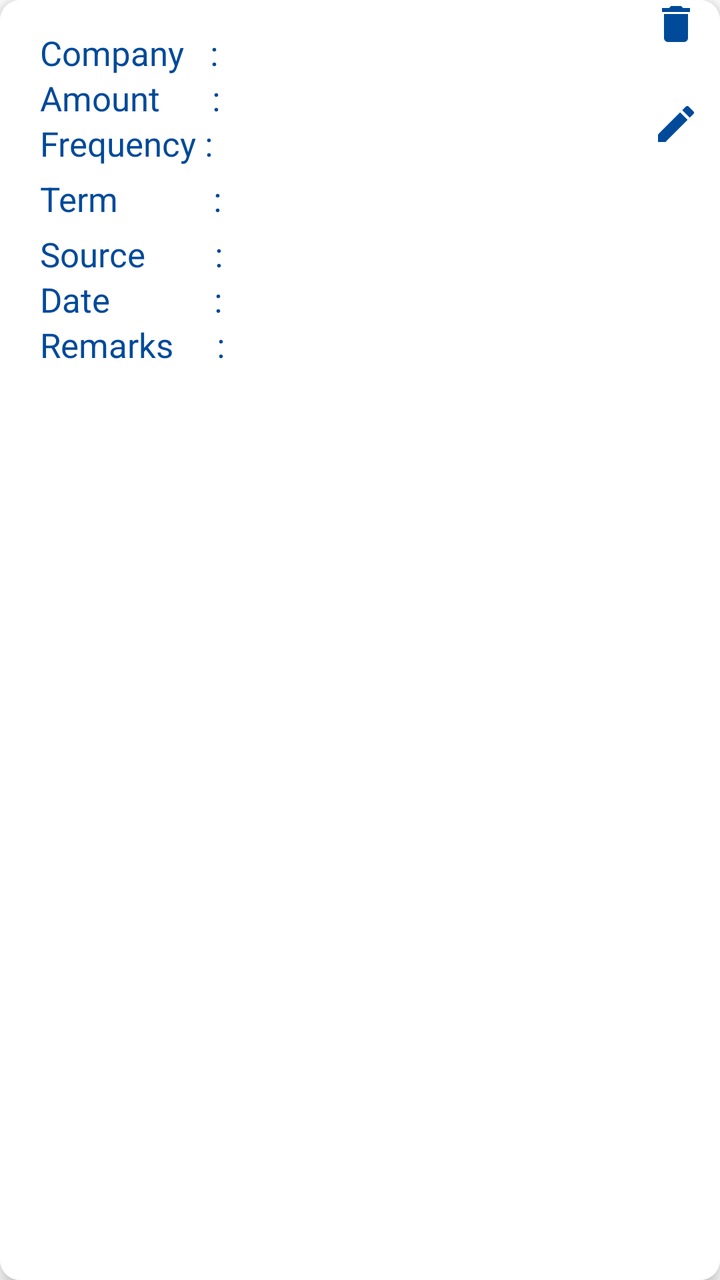
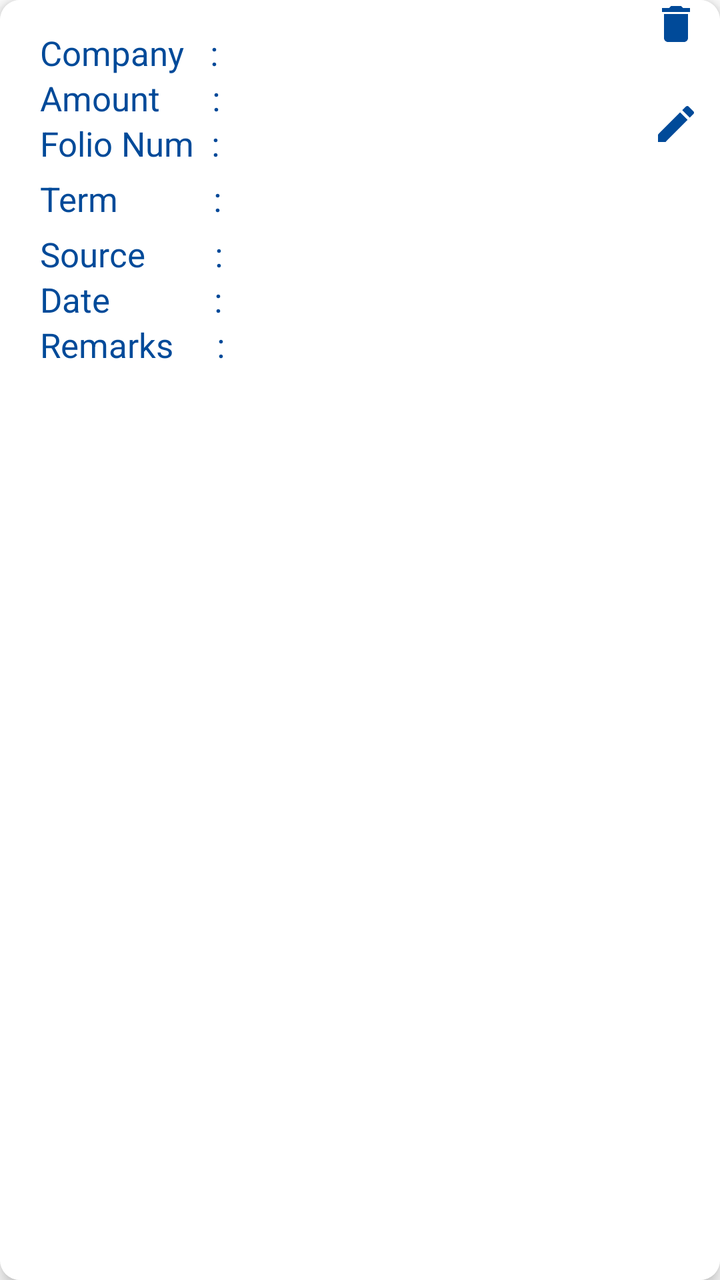

The first picture is an Android layout as it rendered before a commit; the second is the same layout after the commit. The layout source and the unified diff follow.
<!-- AndroidManifest.xml: application theme AppTheme -->
<!-- res/layout/view_investment_details_view.xml -->
<?xml version="1.0" encoding="utf-8"?>
<androidx.cardview.widget.CardView xmlns:android="http://schemas.android.com/apk/res/android"
    xmlns:app="http://schemas.android.com/apk/res-auto"
    xmlns:tools="http://schemas.android.com/tools"
    android:id="@+id/cardView1"
    android:layout_width="match_parent"
    android:layout_height="wrap_content"
    android:layout_margin="10dp"
    app:cardCornerRadius="10dp"
    app:cardElevation="5dp">

    <androidx.constraintlayout.widget.ConstraintLayout
        android:layout_width="match_parent"
        android:layout_height="match_parent"
        android:background="@color/white">

        <LinearLayout
            android:layout_width="match_parent"
            android:layout_height="match_parent"
            android:layout_marginStart="10dp"
            android:layout_marginTop="10dp"
            android:layout_marginEnd="40dp"
            android:layout_marginBottom="10dp"
            android:baselineAligned="false"
            android:orientation="vertical"
            app:layout_constraintBottom_toBottomOf="parent"
            app:layout_constraintEnd_toStartOf="@+id/constraintLayout"
            app:layout_constraintStart_toStartOf="parent"
            app:layout_constraintTop_toTopOf="parent">

            <LinearLayout
                android:layout_width="wrap_content"
                android:layout_height="wrap_content"
                android:layout_gravity="center_vertical"
                android:orientation="horizontal">

                <TextView
                    android:layout_width="wrap_content"
                    android:layout_height="wrap_content"
                    android:layout_marginStart="10dp"
                    android:layout_marginTop="5dp"
                    android:text="Company   :"
                    android:textColor="@color/background"
                    android:textSize="17sp"
                    tools:ignore="HardcodedText" />

                <TextView
                    android:id="@+id/invDetCompany"
                    android:layout_width="wrap_content"
                    android:layout_height="wrap_content"
                    android:layout_marginStart="10dp"
                    android:layout_marginTop="5dp"
                    android:textColor="@color/background"
                    android:textSize="17sp"
                    android:textStyle="italic|bold" />
            </LinearLayout>

            <LinearLayout
                android:layout_width="wrap_content"
                android:layout_height="wrap_content"
                android:layout_gravity="center_vertical"
                android:orientation="horizontal">

                <TextView
                    android:layout_width="wrap_content"
                    android:layout_height="wrap_content"
                    android:layout_marginStart="10dp"
                    android:text="Amount      :"
                    android:textColor="@color/background"
                    android:textSize="17sp"
                    tools:ignore="HardcodedText" />

                <TextView
                    android:id="@+id/invDetAmount"
                    android:layout_width="wrap_content"
                    android:layout_height="wrap_content"
                    android:layout_marginStart="10dp"
                    android:textColor="@color/background"
                    android:textSize="17sp"
                    android:textStyle="italic|bold" />
            </LinearLayout>

            <LinearLayout
                android:layout_width="wrap_content"
                android:layout_height="wrap_content"
                android:layout_gravity="center_vertical"
                android:orientation="horizontal">

                <TextView
                    android:layout_width="wrap_content"
                    android:layout_height="wrap_content"
                    android:layout_marginStart="10dp"
                    android:layout_marginBottom="5dp"
                    android:text="Frequency :"
                    android:textColor="@color/background"
                    android:textSize="17sp"
                    tools:ignore="HardcodedText" />

                <TextView
                    android:id="@+id/invDetFrequency"
                    android:layout_width="wrap_content"
                    android:layout_height="wrap_content"
                    android:layout_marginStart="10dp"
                    android:layout_marginBottom="5dp"
                    android:textColor="@color/background"
                    android:textSize="17sp"
                    android:textStyle="italic|bold" />

            </LinearLayout>

            <LinearLayout
                android:layout_width="wrap_content"
                android:layout_height="wrap_content"
                android:layout_gravity="center_vertical"
                android:orientation="horizontal">

                <TextView
                    android:layout_width="wrap_content"
                    android:layout_height="wrap_content"
                    android:layout_marginStart="10dp"
                    android:layout_marginBottom="5dp"
                    android:text="Term           :"
                    android:textColor="@color/background"
                    android:textSize="17sp"
                    tools:ignore="HardcodedText" />

                <TextView
                    android:id="@+id/invDetTerm"
                    android:layout_width="wrap_content"
                    android:layout_height="wrap_content"
                    android:layout_marginStart="10dp"
                    android:layout_marginBottom="5dp"
                    android:text=""
                    android:textColor="@color/background"
                    android:textSize="17sp"
                    android:textStyle="italic|bold" />
            </LinearLayout>

            <LinearLayout
                android:layout_width="wrap_content"
                android:layout_height="wrap_content"
                android:layout_gravity="center_vertical"
                android:orientation="horizontal">

                <TextView
                    android:layout_width="wrap_content"
                    android:layout_height="wrap_content"
                    android:layout_marginStart="10dp"
                    android:text="Source        :"
                    android:textColor="@color/background"
                    android:textSize="17sp"
                    tools:ignore="HardcodedText" />

                <TextView
                    android:id="@+id/invDetSource"
                    android:layout_width="wrap_content"
                    android:layout_height="wrap_content"
                    android:layout_marginStart="10dp"
                    android:textColor="@color/background"
                    android:textSize="17sp"
                    android:textStyle="italic|bold" />
            </LinearLayout>

            <LinearLayout
                android:layout_width="wrap_content"
                android:layout_height="wrap_content"
                android:layout_gravity="center_vertical"
                android:orientation="horizontal">

                <TextView
                    android:layout_width="wrap_content"
                    android:layout_height="wrap_content"
                    android:layout_marginStart="10dp"
                    android:text="Date            :"
                    android:textColor="@color/background"
                    android:textSize="17sp"
                    tools:ignore="HardcodedText" />

                <TextView
                    android:id="@+id/invDetDate"
                    android:layout_width="wrap_content"
                    android:layout_height="wrap_content"
                    android:layout_marginStart="10dp"
                    android:textColor="@color/background"
                    android:textSize="17sp"
                    android:textStyle="italic|bold" />
            </LinearLayout>

            <LinearLayout
                android:layout_width="wrap_content"
                android:layout_height="wrap_content"
                android:layout_gravity="center_vertical"
                android:orientation="horizontal">

                <TextView
                    android:layout_width="wrap_content"
                    android:layout_height="wrap_content"
                    android:layout_marginStart="10dp"
                    android:layout_marginBottom="5dp"
                    android:text="Remarks     :"
                    android:textColor="@color/background"
                    android:textSize="17sp"
                    tools:ignore="HardcodedText" />

                <TextView
                    android:id="@+id/invDetRemarks"
                    android:layout_width="wrap_content"
                    android:layout_height="wrap_content"
                    android:layout_marginStart="10dp"
                    android:layout_marginBottom="5dp"
                    android:text=""
                    android:textColor="@color/background"
                    android:textSize="17sp"
                    android:textStyle="italic|bold" />
            </LinearLayout>

        </LinearLayout>

        <androidx.constraintlayout.widget.ConstraintLayout
            android:id="@+id/constraintLayout"
            android:layout_width="wrap_content"
            android:layout_height="match_parent"
            android:layout_marginEnd="10dp"
            app:layout_constraintBottom_toBottomOf="parent"
            app:layout_constraintEnd_toEndOf="parent"
            app:layout_constraintTop_toTopOf="parent">

            <ImageView
                android:id="@+id/investDetEditBtn"
                android:layout_width="wrap_content"
                android:layout_height="wrap_content"
                android:layout_marginTop="50dp"
                android:contentDescription="@string/investmentdetailseditbtn"
                android:src="@drawable/ic_edit"
                app:layout_constraintEnd_toEndOf="parent"
                app:layout_constraintStart_toStartOf="parent"
                app:layout_constraintTop_toTopOf="parent" />

            <ImageView
                android:id="@+id/investDetDeleteBtn"
                android:layout_width="wrap_content"
                android:layout_height="wrap_content"
                android:contentDescription="@string/investmentdetailsdeletebtn"
                android:src="@drawable/ic_delete"
                app:layout_constraintEnd_toEndOf="parent"
                app:layout_constraintStart_toStartOf="parent"
                app:layout_constraintTop_toTopOf="parent" />

        </androidx.constraintlayout.widget.ConstraintLayout>

    </androidx.constraintlayout.widget.ConstraintLayout>

</androidx.cardview.widget.CardView>
<!-- resources referenced by this layout -->
<resources>
  <color name="background">#004A99</color>
  <color name="white">#FFFFFFFF</color>
  <!-- drawable ic_delete (drawable) -->
  <vector xmlns:android="http://schemas.android.com/apk/res/android"
      android:width="24dp"
      android:height="24dp"
      android:tint="@color/background"
      android:viewportWidth="24"
      android:viewportHeight="24">
      <path
          android:fillColor="@android:color/white"
          android:pathData="M6,19c0,1.1 0.9,2 2,2h8c1.1,0 2,-0.9 2,-2V7H6v12zM19,4h-3.5l-1,-1h-5l-1,1H5v2h14V4z" />
  </vector>
  <!-- drawable ic_edit (drawable) -->
  <vector xmlns:android="http://schemas.android.com/apk/res/android"
      android:width="24dp"
      android:height="24dp"
      android:tint="@color/background"
      android:viewportWidth="24"
      android:viewportHeight="24">
      <path
          android:fillColor="@android:color/white"
          android:pathData="M3,17.25V21h3.75L17.81,9.94l-3.75,-3.75L3,17.25zM20.71,7.04c0.39,-0.39 0.39,-1.02 0,-1.41l-2.34,-2.34c-0.39,-0.39 -1.02,-0.39 -1.41,0l-1.83,1.83 3.75,3.75 1.83,-1.83z" />
  </vector>
  <string name="investmentdetailsdeletebtn">InvestmentDetailsDeleteBtn</string>
  <string name="investmentdetailseditbtn">InvestmentDetailsEditBtn</string>
  <style name="AppTheme" parent="Theme.MaterialComponents.Light.DarkActionBar">
          
          
          
          <item name="colorPrimary">@color/background</item>
          <item name="colorPrimaryDark">@color/background</item>
          <item name="colorAccent">@color/background</item>
          
          <item name="colorSurface">@color/background</item>
          
          <item name="android:itemTextAppearance">@style/OptionsMenuStyle</item>
      </style>
  <style name="OptionsMenuStyle" parent="@style/TextAppearance.AppCompat.Widget.ActionBar.Title">
          <item name="android:textColor">@color/background</item>
          <item name="android:textStyle">italic|bold</item>
          <item name="android:textSize">15sp</item>
      </style>
</resources>

<!-- the commit's change to res/layout/view_investment_details_view.xml (unified diff, before → after) -->
@@ -91,13 +91,13 @@
                     android:layout_height="wrap_content"
                     android:layout_marginStart="10dp"
                     android:layout_marginBottom="5dp"
-                    android:text="Frequency :"
-                    android:textColor="@color/background"
-                    android:textSize="17sp"
-                    tools:ignore="HardcodedText" />
-
-                <TextView
-                    android:id="@+id/invDetFrequency"
+                    android:text="Folio Num  :"
+                    android:textColor="@color/background"
+                    android:textSize="17sp"
+                    tools:ignore="HardcodedText" />
+
+                <TextView
+                    android:id="@+id/invDetFolio"
                     android:layout_width="wrap_content"
                     android:layout_height="wrap_content"
                     android:layout_marginStart="10dp"
@@ -230,7 +230,7 @@
                 android:layout_width="wrap_content"
                 android:layout_height="wrap_content"
                 android:layout_marginTop="50dp"
-                android:contentDescription="@string/investmentdetailseditbtn"
+                android:contentDescription="@string/investment_details_edit_btn"
                 android:src="@drawable/ic_edit"
                 app:layout_constraintEnd_toEndOf="parent"
                 app:layout_constraintStart_toStartOf="parent"
@@ -240,7 +240,7 @@
                 android:id="@+id/investDetDeleteBtn"
                 android:layout_width="wrap_content"
                 android:layout_height="wrap_content"
-                android:contentDescription="@string/investmentdetailsdeletebtn"
+                android:contentDescription="@string/investment_details_delete_btn"
                 android:src="@drawable/ic_delete"
                 app:layout_constraintEnd_toEndOf="parent"
                 app:layout_constraintStart_toStartOf="parent"
<!-- resource entries referenced after the edit -->
@@ -24,8 +24,8 @@
           android:fillColor="@android:color/white"
           android:pathData="M3,17.25V21h3.75L17.81,9.94l-3.75,-3.75L3,17.25zM20.71,7.04c0.39,-0.39 0.39,-1.02 0,-1.41l-2.34,-2.34c-0.39,-0.39 -1.02,-0.39 -1.41,0l-1.83,1.83 3.75,3.75 1.83,-1.83z" />
   </vector>
-  <string name="investmentdetailsdeletebtn">InvestmentDetailsDeleteBtn</string>
-  <string name="investmentdetailseditbtn">InvestmentDetailsEditBtn</string>
+  <string name="investment_details_delete_btn">InvestmentDetailsDeleteBtn</string>
+  <string name="investment_details_edit_btn">InvestmentDetailsEditBtn</string>
   <style name="AppTheme" parent="Theme.MaterialComponents.Light.DarkActionBar">
           
           
